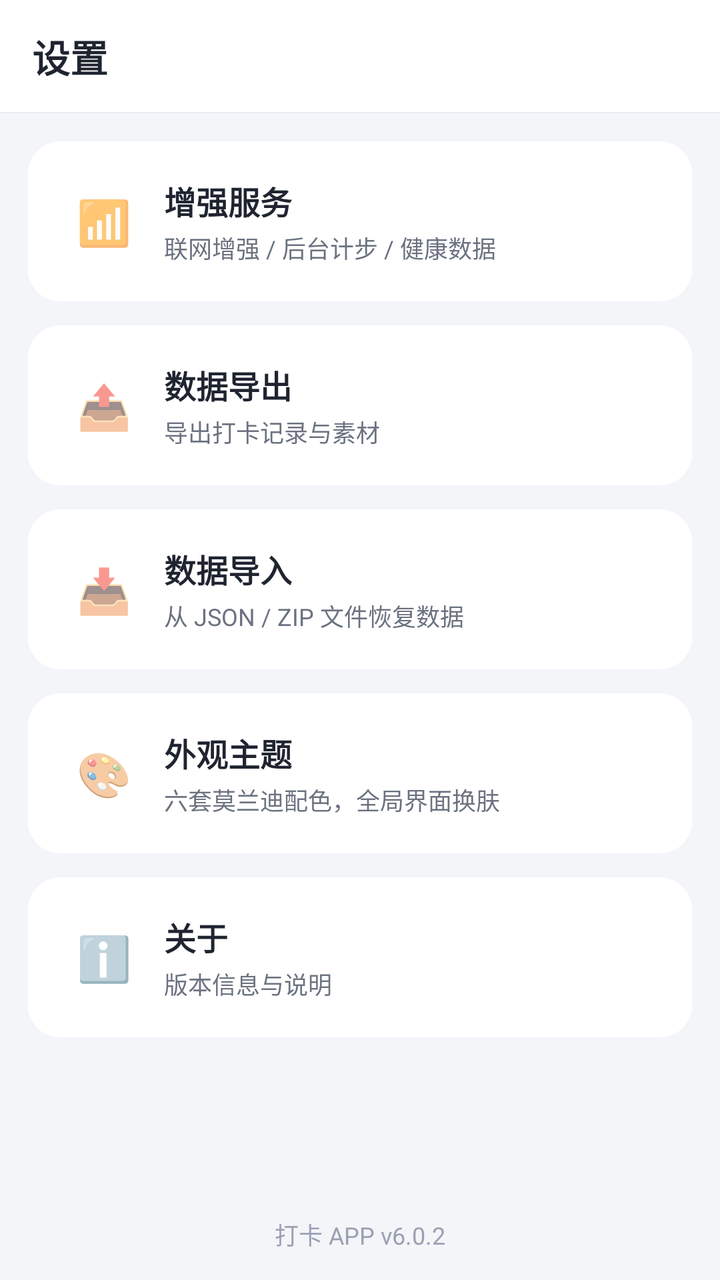
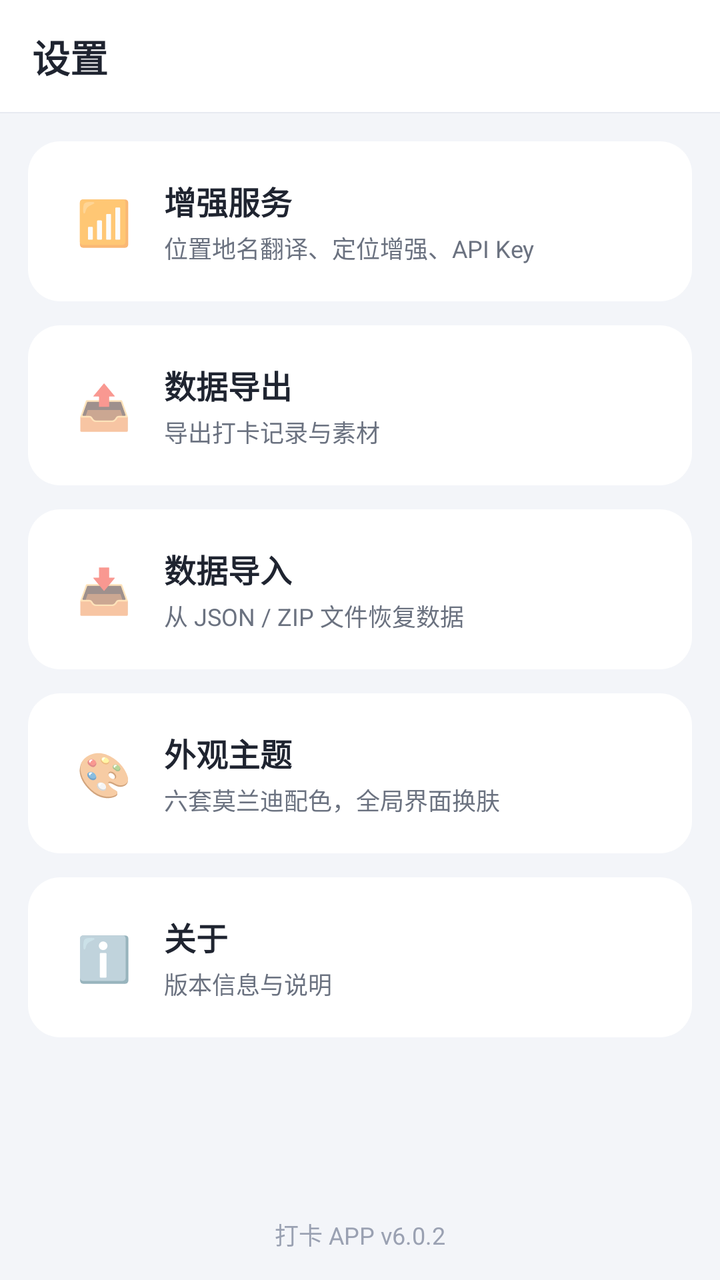

Screens rendered from an Android XML layout before and after an edit, with the pre-edit source and the edit as a unified diff.
<!-- AndroidManifest.xml: application theme Theme.Checkin -->
<!-- res/layout/fragment_settings.xml -->
<?xml version="1.0" encoding="utf-8"?>
<LinearLayout xmlns:android="http://schemas.android.com/apk/res/android"
    android:layout_width="match_parent"
    android:layout_height="match_parent"
    android:background="@color/bg_page"
    android:orientation="vertical">

    <LinearLayout
        android:layout_width="match_parent"
        android:layout_height="56dp"
        android:background="@color/white"
        android:gravity="center_vertical"
        android:paddingHorizontal="16dp">
        <TextView
            android:layout_width="wrap_content"
            android:layout_height="wrap_content"
            android:text="设置"
            android:textColor="@color/text_primary"
            android:textSize="19sp"
            android:textStyle="bold" />
    </LinearLayout>
    <View android:layout_width="match_parent" android:layout_height="0.5dp" android:background="@color/divider" />

    <ScrollView
        android:layout_width="match_parent"
        android:layout_height="0dp"
        android:layout_weight="1"
        android:fillViewport="true"
        android:scrollbars="none">

    <LinearLayout
        android:layout_width="match_parent"
        android:layout_height="wrap_content"
        android:orientation="vertical"
        android:padding="14dp">

        
        <LinearLayout
            android:id="@+id/item_net"
            android:layout_width="match_parent"
            android:layout_height="wrap_content"
            android:background="@drawable/bg_card"
            android:clickable="true"
            android:focusable="true"
            android:gravity="center_vertical"
            android:orientation="horizontal"
            android:padding="18dp">
            <TextView android:layout_width="40dp" android:layout_height="40dp" android:gravity="center" android:text="📶" android:textSize="22sp" />
            <LinearLayout android:layout_width="0dp" android:layout_height="wrap_content" android:layout_marginStart="10dp" android:layout_weight="1" android:orientation="vertical">
                <TextView android:layout_width="wrap_content" android:layout_height="wrap_content" android:text="增强服务" android:textColor="@color/text_primary" android:textSize="16sp" android:textStyle="bold"/>
                <TextView android:layout_width="wrap_content" android:layout_height="wrap_content" android:layout_marginTop="3dp" android:text="联网增强 / 后台计步 / 健康数据" android:textColor="@color/text_secondary" android:textSize="12sp"/>
            </LinearLayout>
        </LinearLayout>

        <LinearLayout
            android:id="@+id/item_export"
            android:layout_width="match_parent"
            android:layout_height="wrap_content"
            android:layout_marginTop="12dp"
            android:background="@drawable/bg_card"
            android:clickable="true"
            android:focusable="true"
            android:gravity="center_vertical"
            android:orientation="horizontal"
            android:padding="18dp">
            <TextView android:layout_width="40dp" android:layout_height="40dp" android:gravity="center" android:text="📤" android:textSize="22sp" />
            <LinearLayout android:layout_width="0dp" android:layout_height="wrap_content" android:layout_marginStart="10dp" android:layout_weight="1" android:orientation="vertical">
                <TextView android:layout_width="wrap_content" android:layout_height="wrap_content" android:text="数据导出" android:textColor="@color/text_primary" android:textSize="16sp" android:textStyle="bold"/>
                <TextView android:layout_width="wrap_content" android:layout_height="wrap_content" android:layout_marginTop="3dp" android:text="导出打卡记录与素材" android:textColor="@color/text_secondary" android:textSize="12sp"/>
            </LinearLayout>
        </LinearLayout>

        <LinearLayout
            android:id="@+id/item_import"
            android:layout_width="match_parent"
            android:layout_height="wrap_content"
            android:layout_marginTop="12dp"
            android:background="@drawable/bg_card"
            android:clickable="true"
            android:focusable="true"
            android:gravity="center_vertical"
            android:orientation="horizontal"
            android:padding="18dp">
            <TextView android:layout_width="40dp" android:layout_height="40dp" android:gravity="center" android:text="📥" android:textSize="22sp" />
            <LinearLayout android:layout_width="0dp" android:layout_height="wrap_content" android:layout_marginStart="10dp" android:layout_weight="1" android:orientation="vertical">
                <TextView android:layout_width="wrap_content" android:layout_height="wrap_content" android:text="数据导入" android:textColor="@color/text_primary" android:textSize="16sp" android:textStyle="bold"/>
                <TextView android:layout_width="wrap_content" android:layout_height="wrap_content" android:layout_marginTop="3dp" android:text="从 JSON / ZIP 文件恢复数据" android:textColor="@color/text_secondary" android:textSize="12sp"/>
            </LinearLayout>
        </LinearLayout>

        <LinearLayout
            android:id="@+id/item_theme"
            android:layout_width="match_parent"
            android:layout_height="wrap_content"
            android:layout_marginTop="12dp"
            android:background="@drawable/bg_card"
            android:clickable="true"
            android:focusable="true"
            android:gravity="center_vertical"
            android:orientation="horizontal"
            android:padding="18dp">
            <TextView android:layout_width="40dp" android:layout_height="40dp" android:gravity="center" android:text="🎨" android:textSize="22sp" />
            <LinearLayout android:layout_width="0dp" android:layout_height="wrap_content" android:layout_marginStart="10dp" android:layout_weight="1" android:orientation="vertical">
                <TextView android:layout_width="wrap_content" android:layout_height="wrap_content" android:text="外观主题" android:textColor="@color/text_primary" android:textSize="16sp" android:textStyle="bold"/>
                <TextView android:layout_width="wrap_content" android:layout_height="wrap_content" android:layout_marginTop="3dp" android:text="六套莫兰迪配色，全局界面换肤" android:textColor="@color/text_secondary" android:textSize="12sp"/>
            </LinearLayout>
        </LinearLayout>

        <LinearLayout
            android:id="@+id/item_about"
            android:layout_width="match_parent"
            android:layout_height="wrap_content"
            android:layout_marginTop="12dp"
            android:background="@drawable/bg_card"
            android:clickable="true"
            android:focusable="true"
            android:gravity="center_vertical"
            android:orientation="horizontal"
            android:padding="18dp">
            <TextView android:layout_width="40dp" android:layout_height="40dp" android:gravity="center" android:text="ℹ️" android:textSize="22sp" />
            <LinearLayout android:layout_width="0dp" android:layout_height="wrap_content" android:layout_marginStart="10dp" android:layout_weight="1" android:orientation="vertical">
                <TextView android:layout_width="wrap_content" android:layout_height="wrap_content" android:text="关于" android:textColor="@color/text_primary" android:textSize="16sp" android:textStyle="bold"/>
                <TextView android:layout_width="wrap_content" android:layout_height="wrap_content" android:layout_marginTop="3dp" android:text="版本信息与说明" android:textColor="@color/text_secondary" android:textSize="12sp"/>
            </LinearLayout>
        </LinearLayout>

        <View android:layout_width="match_parent" android:layout_height="0dp" android:layout_weight="1" />

        <TextView
            android:layout_width="match_parent"
            android:layout_height="wrap_content"
            android:gravity="center"
            android:id="@+id/tv_version" android:text="打卡 APP v6.0.2"
            android:textColor="@color/text_hint"
            android:textSize="12sp" />
    </LinearLayout>
    </ScrollView>
</LinearLayout>
<!-- resources referenced by this layout -->
<resources>
  <color name="bg_page">#F3F5F9</color>
  <color name="divider">#E7EAF1</color>
  <color name="text_hint">#9AA1B2</color>
  <color name="text_primary">#1F2430</color>
  <color name="text_secondary">#6B7280</color>
  <color name="white">#FFFFFF</color>
  <!-- drawable bg_card (drawable) -->
  <?xml version="1.0" encoding="utf-8"?>
  <shape xmlns:android="http://schemas.android.com/apk/res/android" android:shape="rectangle">
      <solid android:color="@color/bg_card" />
      <corners android:radius="16dp" />
  </shape>
  <style name="Theme.Checkin" parent="Theme.MaterialComponents.Light.NoActionBar">
          <item name="colorPrimary">@color/brand</item>
          <item name="colorPrimaryDark">@color/brand_dark</item>
          <item name="colorAccent">@color/brand</item>
          <item name="android:windowBackground">@color/bg_page</item>
          <item name="android:statusBarColor">@color/white</item>
          <item name="android:windowLightStatusBar">true</item>
          <item name="android:textColorPrimary">@color/text_primary</item>
          <item name="android:textColorSecondary">@color/text_secondary</item>
          <item name="bottomNavigationStyle">@style/Widget.Checkin.BottomNav</item>
      </style>
  <color name="bg_card">#FFFFFF</color>
  <color name="brand">#39C5BB</color>
  <color name="brand_dark">#1F9C94</color>
  <style name="Widget.Checkin.BottomNav" parent="Widget.MaterialComponents.BottomNavigationView">
          <item name="itemTextColor">@color/nav_tint</item>
          <item name="itemIconTint">@color/nav_tint</item>
          <item name="backgroundTint">@color/white</item>
          <item name="elevation">10dp</item>
          <item name="labelVisibilityMode">labeled</item>
      </style>
</resources>

<!-- the commit's change to res/layout/fragment_settings.xml (unified diff, before → after) -->
@@ -48,7 +48,7 @@
             <TextView android:layout_width="40dp" android:layout_height="40dp" android:gravity="center" android:text="📶" android:textSize="22sp" />
             <LinearLayout android:layout_width="0dp" android:layout_height="wrap_content" android:layout_marginStart="10dp" android:layout_weight="1" android:orientation="vertical">
                 <TextView android:layout_width="wrap_content" android:layout_height="wrap_content" android:text="增强服务" android:textColor="@color/text_primary" android:textSize="16sp" android:textStyle="bold"/>
-                <TextView android:layout_width="wrap_content" android:layout_height="wrap_content" android:layout_marginTop="3dp" android:text="联网增强 / 后台计步 / 健康数据" android:textColor="@color/text_secondary" android:textSize="12sp"/>
+                <TextView android:layout_width="wrap_content" android:layout_height="wrap_content" android:layout_marginTop="3dp" android:text="位置地名翻译、定位增强、API Key" android:textColor="@color/text_secondary" android:textSize="12sp"/>
             </LinearLayout>
         </LinearLayout>
 
